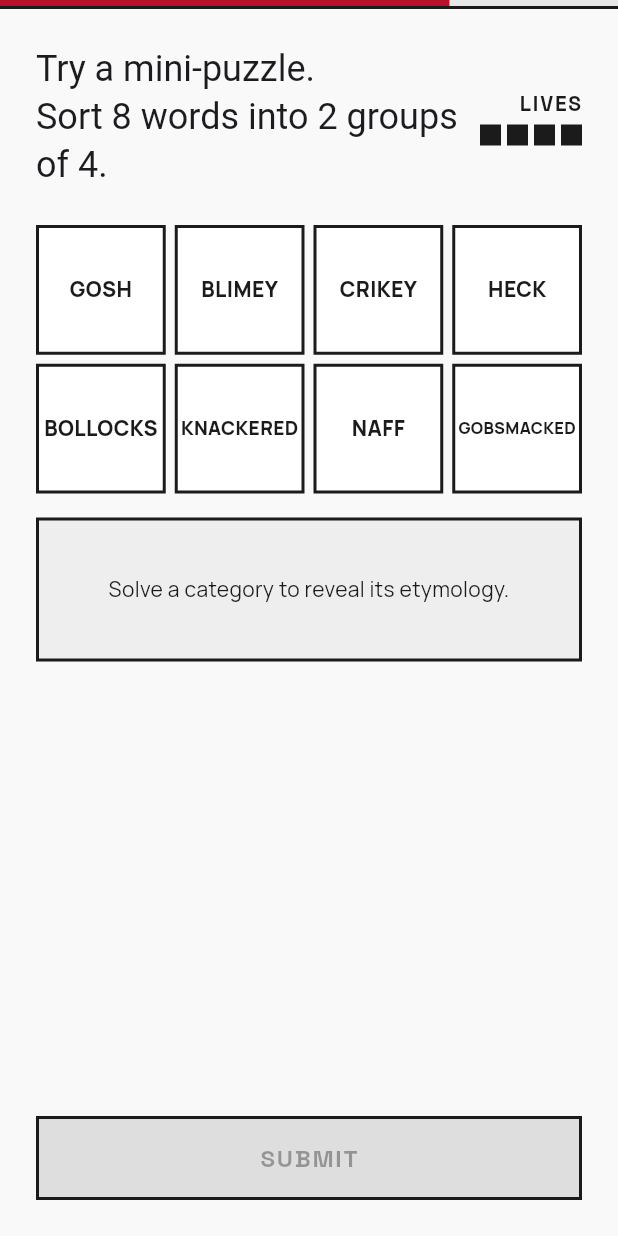
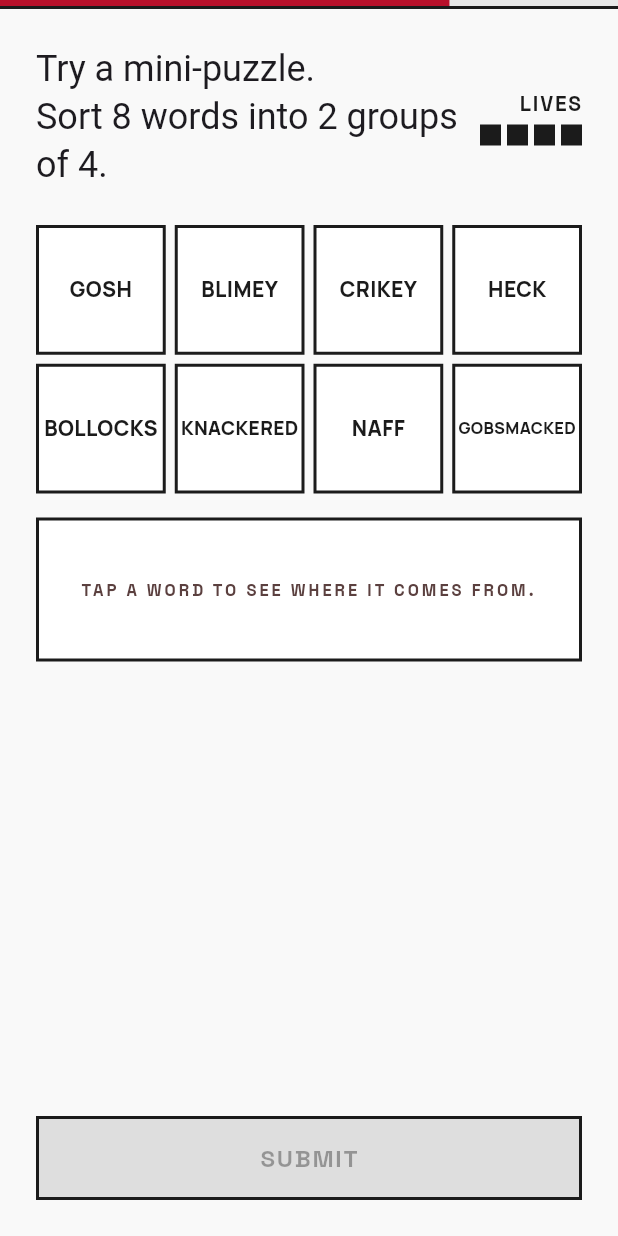
Before and after one commit to robchambo/VULGUS, a Flutter app: the DemoPuzzleScreen screen opened by its route, on a phone screen of 412 x 824 dp. Run offline on Flutter 3.47's test engine with Material 3 defaults, Android fonts, the phone set to English and light mode, and no system bars; our stand-ins replace flutter_riverpod, go_router, google_fonts, permission_handler, shared_preferences; accounts and stored records are empty.

Commit message:
fix(onboarding): etymology reveals on tap in mini puzzle
Mini puzzle previously showed etymology only after solving a category,
then auto-navigated away before users could see the reveal on the
second solve. Now matches the main game: tap any tile → per-word
etymology appears immediately.

Added GOSH/HECK/KNACKERED/NAFF/GOBSMACKED to etymologies.dart so the
mini puzzle's words all resolve.

Co-Authored-By: Claude Opus 4.6 (1M context) <noreply@anthropic.com>

```diff
--- a/flutter_app/lib/game/data/etymologies.dart
+++ b/flutter_app/lib/game/data/etymologies.dart
@@ -21,4 +21,10 @@ const etymologies = <String, Etymology>{
   'CODSWALLOP': Etymology(meta: 'UK · 20th C',              note: "Possibly from Hiram Codd's 1872 bottle plus \"wallop\" (beer) — worthless fizzy water, hence nonsense."),
   'POPPYCOCK':  Etymology(meta: 'US · 19th C',              note: 'From Dutch pappekak — "soft dung". Sounds polite; originally was anything but.'),
   'BALDERDASH': Etymology(meta: '16th C',                   note: 'Originally a 16th-century frothy drink mix; by the 1670s it meant senseless talk.'),
+  // Mini-puzzle demo words (onboarding)
+  'GOSH':       Etymology(meta: 'global · 18th C',          note: 'Minced oath for "God" — polite substitute used since the 1750s to avoid taking the Lord\'s name in vain.'),
+  'HECK':       Etymology(meta: 'UK · 19th C',              note: 'Minced oath for "hell" — Scottish/northern English softening that went global via the 19th-century working class.'),
+  'KNACKERED':  Etymology(meta: 'UK · 19th C',              note: 'From "knacker" (horse slaughterer); something knackered is fit only for the knacker\'s yard.'),
+  'NAFF':       Etymology(meta: 'UK · 1960s',               note: 'British slang for tacky or uncool. Popularised by Polari gay slang and cemented by Princess Anne.'),
+  'GOBSMACKED': Etymology(meta: 'UK · 1980s',               note: 'Literally smacked in the gob (mouth) — a 1980s northern English coinage for utter astonishment.'),
 };
--- a/flutter_app/lib/game/widgets/mini_etymology_strip.dart
+++ b/flutter_app/lib/game/widgets/mini_etymology_strip.dart
@@ -1,8 +1,8 @@
 import 'package:flutter/material.dart';
 import 'package:flutter_riverpod/flutter_riverpod.dart';
 import '../../theme/app_colors.dart';
+import '../data/etymologies.dart';
 import '../mini_puzzle_controller.dart';
-import '../mini_puzzle_data.dart';
 
 class MiniEtymologyStrip extends ConsumerWidget {
   const MiniEtymologyStrip({super.key});
@@ -10,46 +10,81 @@ class MiniEtymologyStrip extends ConsumerWidget {
   @override
   Widget build(BuildContext context, WidgetRef ref) {
     final s = ref.watch(miniPuzzleProvider);
-    if (s.solvedCategories.isEmpty) {
+    final word = s.lastTapped;
     return Container(
       constraints: const BoxConstraints(minHeight: 96),
+      width: double.infinity,
       padding: const EdgeInsets.all(16),
       decoration: BoxDecoration(
-          color: AppColors.surfaceContainer,
+        color: AppColors.surfaceContainerLowest,
         border: Border.all(color: AppColors.onSurface, width: 2),
       ),
-        child: Center(
+      child: word == null
+          ? Center(
               child: Text(
-            'Solve a category to reveal its etymology.',
-            style: Theme.of(context).textTheme.bodyMedium,
+                'TAP A WORD TO SEE WHERE IT COMES FROM.',
                 textAlign: TextAlign.center,
+                style: Theme.of(context).textTheme.labelLarge?.copyWith(
+                      color: AppColors.onSurfaceVariant,
+                      fontSize: 11,
+                      letterSpacing: 2,
+                    ),
+              ),
+            )
+          : _Filled(word: word, ety: etymologies[word.toUpperCase()]),
+    );
+  }
+}
+
+class _Filled extends StatelessWidget {
+  final String word;
+  final Etymology? ety;
+  const _Filled({required this.word, required this.ety});
+
+  @override
+  Widget build(BuildContext context) {
+    final meta = ety?.meta ?? '';
+    final note = ety?.note ?? '(etymology pending)';
+    return TweenAnimationBuilder<double>(
+      key: ValueKey(word),
+      tween: Tween(begin: 0, end: 1),
+      duration: const Duration(milliseconds: 120),
+      builder: (_, t, __) => Opacity(
+        opacity: t,
+        child: Transform.translate(
+          offset: Offset(0, (1 - t) * 4),
+          child: Column(
+            crossAxisAlignment: CrossAxisAlignment.start,
+            children: [
+              Row(
+                crossAxisAlignment: CrossAxisAlignment.end,
+                children: [
+                  Expanded(
+                    child: Text(
+                      word.toUpperCase(),
+                      style: Theme.of(context).textTheme.headlineMedium?.copyWith(
+                            fontWeight: FontWeight.w900,
+                            letterSpacing: -0.5,
+                          ),
+                    ),
+                  ),
+                  if (meta.isNotEmpty)
+                    Text(
+                      meta.toUpperCase(),
+                      style: Theme.of(context).textTheme.labelLarge?.copyWith(
+                            color: AppColors.onSurfaceVariant,
+                            fontSize: 10,
+                            letterSpacing: 2,
+                          ),
+                    ),
+                ],
+              ),
+              const SizedBox(height: 6),
+              Text(note, style: Theme.of(context).textTheme.bodyMedium),
+            ],
+          ),
         ),
       ),
     );
   }
-    final last = miniCategories.firstWhere(
-      (c) => c.id == s.solvedCategories.last,
-    );
-    return Container(
-      padding: const EdgeInsets.all(16),
-      decoration: BoxDecoration(
-        color: last.color,
-        border: Border.all(color: AppColors.onSurface, width: 2),
-      ),
-      child: Column(
-        crossAxisAlignment: CrossAxisAlignment.start,
-        children: [
-          Text(
-            last.label.toUpperCase(),
-            style: Theme.of(context).textTheme.labelLarge,
-          ),
-          const SizedBox(height: 8),
-          Text(
-            last.etymology,
-            style: Theme.of(context).textTheme.bodyMedium,
-          ),
-        ],
-      ),
-    );
 }
-}
```
Also changed, not shown: flutter_app/lib/game/mini_puzzle_controller.dart (+16 -2 lines). Lines whose indentation alone changed are shown as unchanged.
